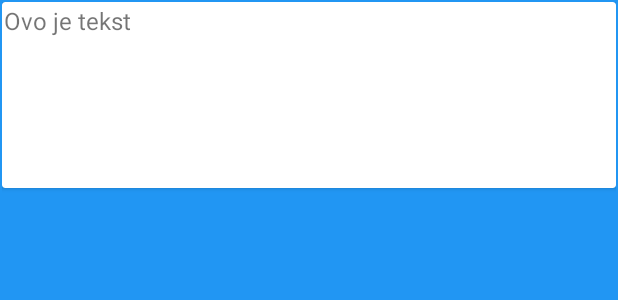
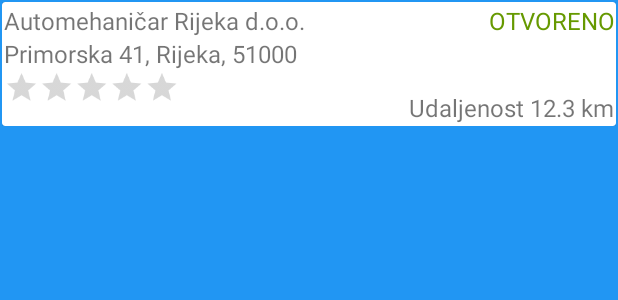
Before and after one commit to dinoilic/project-koff-ma, an Android app: the layout businessentity_card.xml on its own in the app's theme, with its tools: preview values and no code run, on a phone screen of 412 x 824 dp. Shown: the top 300 px of the screen. Run offline under Robolectric (Android 15) with nearby library versions, the phone set to English and light mode, and no system bars; Roboto replaces fonts that are not available here.

Commit message:
Implemented BusinessEntity cards

```diff
--- a/app/src/main/res/layout/businessentity_card.xml
+++ b/app/src/main/res/layout/businessentity_card.xml
@@ -1,29 +1,77 @@
 <?xml version="1.0" encoding="utf-8"?>
 <LinearLayout xmlns:android="http://schemas.android.com/apk/res/android"
+    xmlns:app="http://schemas.android.com/apk/res-auto"
+    xmlns:tools="http://schemas.android.com/tools"
     android:layout_width="match_parent"
-    android:layout_height="match_parent"
-    android:padding="1dp"
-    >
+    android:layout_height="wrap_content"
+    android:padding="1dp">
 
     <android.support.v7.widget.CardView
         android:id="@+id/cv_businessentity"
         android:layout_width="match_parent"
-        android:layout_height="124dp">
+        android:layout_height="wrap_content">
 
-        <RelativeLayout
+        <android.support.constraint.ConstraintLayout
+            android:id="@+id/relativeLayout"
             android:layout_width="match_parent"
             android:layout_height="wrap_content"
             android:padding="1dp">
 
             <TextView
                 android:id="@+id/businessentity_name"
-                android:layout_width="match_parent"
+                android:layout_width="wrap_content"
                 android:layout_height="wrap_content"
                 android:gravity="center_vertical"
-                android:text="Ovo je tekst"
-                android:textSize="16sp" />
+                android:text="Automehaničar Rijeka d.o.o."
+                android:textSize="16sp"
+                app:layout_constraintStart_toStartOf="parent"
+                app:layout_constraintTop_toTopOf="parent" />
 
-        </RelativeLayout>
+            <TextView
+                android:id="@+id/businessentity_address"
+                android:layout_width="wrap_content"
+                android:layout_height="wrap_content"
+                android:text="Primorska 41, Rijeka, 51000"
+                android:textSize="16sp"
+                app:layout_constraintStart_toStartOf="parent"
+                app:layout_constraintTop_toBottomOf="@id/businessentity_name" />
+
+            <TextView
+                android:id="@+id/businessentity_isworking"
+                android:layout_width="wrap_content"
+                android:layout_height="wrap_content"
+                android:gravity="right"
+                android:text="OTVORENO"
+                android:textColor="@android:color/holo_green_dark"
+                android:textSize="16sp"
+                app:layout_constraintEnd_toEndOf="parent"
+                app:layout_constraintTop_toTopOf="parent" />
+
+            <RatingBar
+                android:id="@+id/businessentity_avg_rating"
+                style="?android:attr/ratingBarStyleIndicator"
+                android:layout_width="wrap_content"
+                android:layout_height="wrap_content"
+                android:isIndicator="true"
+                android:max="5"
+                android:rating="0"
+                android:scaleX="0.65"
+                android:scaleY="0.65"
+                android:stepSize="0.1"
+                android:transformPivotX="0dp"
+                app:layout_constraintStart_toStartOf="parent"
+                app:layout_constraintTop_toBottomOf="@+id/businessentity_address" />
+
+            <TextView
+                android:id="@+id/businessentity_distance"
+                android:layout_width="wrap_content"
+                android:layout_height="wrap_content"
+                android:text="Udaljenost 12.3 km"
+                android:textSize="16sp"
+                app:layout_constraintBottom_toBottomOf="parent"
+                app:layout_constraintRight_toRightOf="parent" />
+
+        </android.support.constraint.ConstraintLayout>
 
     </android.support.v7.widget.CardView>
 
--- a/app/src/main/res/values/strings.xml
+++ b/app/src/main/res/values/strings.xml
@@ -5,4 +5,8 @@
     <string name="user_token_key">com.dinotom.project_koff_ma.USER_TOKEN</string>
 
     <string name="main_activity_event">MainActivityEvent</string>
+
+    <string name="businessentity_distance">Udaljenost</string>
+    <string name="businessentity_open">OTVORENO</string>
+    <string name="businessentity_closed">ZATVORENO</string>
 </resources>
```
Also changed, not shown: app/src/main/java/com/dinotom/project_koff_ma/business_entities/BusinessEntitiesAdapter.java (+45 -2 lines), app/src/main/java/com/dinotom/project_koff_ma/business_entities/BusinessEntitiesPresenter.java (+1 -34 lines), app/src/main/java/com/dinotom/project_koff_ma/business_entities/BusinessEntitiesUtilities.java (added, +49 -0 lines).
